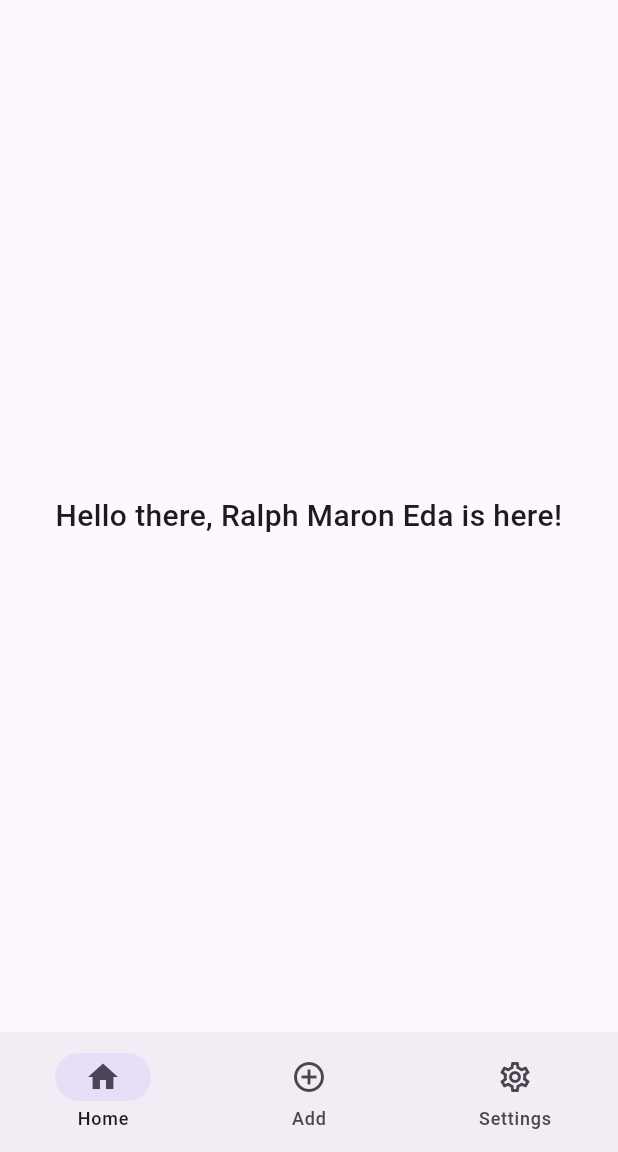
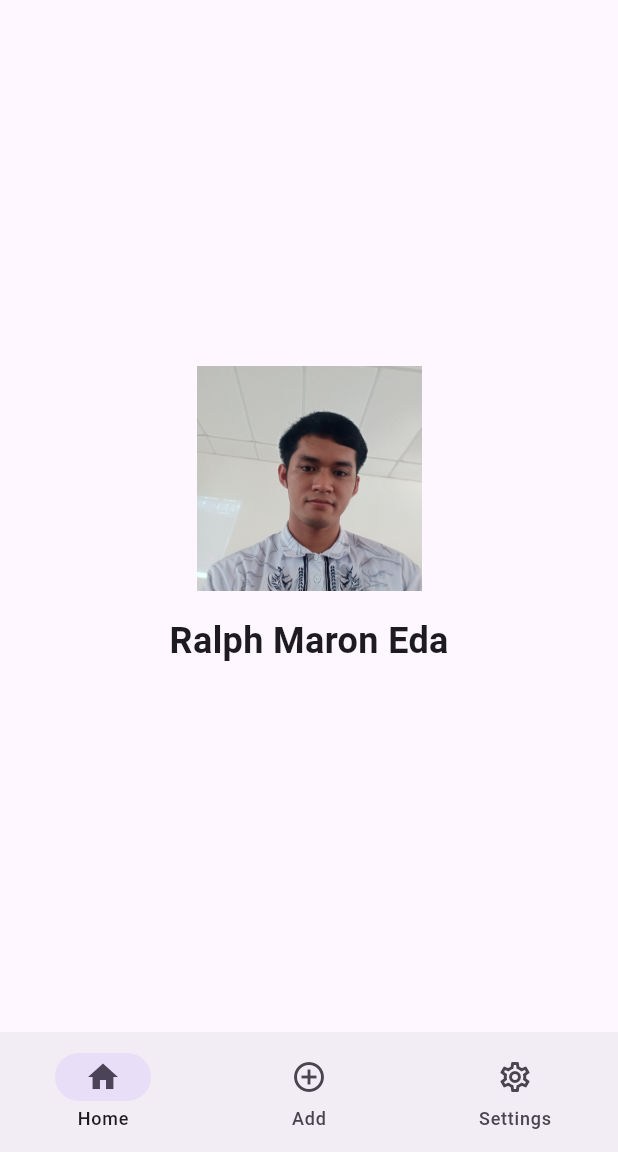
Before and after one commit to ralphmarondev/GratitudeJar, a Flutter app: the screen it shows after launch, on a phone screen of 412 x 824 dp, the part 84-1236 px from its top. Run offline on Flutter 3.47's test engine with Material 3 defaults, Android fonts, the phone set to English and light mode, and no system bars; our stand-ins replace firebase_auth, firebase_core; accounts and stored records are empty.

Commit message:
add image and show image on home_screen

```diff
--- a/lib/screens/home_screen.dart
+++ b/lib/screens/home_screen.dart
@@ -48,11 +48,22 @@ class _HomeScreenState extends State<HomeScreen> {
           ),
         ],
       ),
-      body: const Center(
-        child: Text(
-          'Hello there, Ralph Maron Eda is here!',
-          style: TextStyle(fontSize: 20, fontWeight: FontWeight.w500),
-          textAlign: TextAlign.center,
+      body: Center(
+        child: Column(
+          mainAxisSize: MainAxisSize.min,
+          children: [
+            Image.asset(
+              'assets/images/ralphmaron.jpg',
+              width: 150,
+              height: 150,
+              fit: BoxFit.cover
+            ),
+            const SizedBox(height: 16),
+            const Text(
+              'Ralph Maron Eda',
+              style: TextStyle(fontSize: 24, fontWeight: FontWeight.bold),
+            ),
+          ],
         ),
       ),
     );
--- a/pubspec.yaml
+++ b/pubspec.yaml
@@ -21,3 +21,5 @@ dev_dependencies:
 
 flutter:
   uses-material-design: true
+  assets:
+    - assets/images/
```
Also changed, not shown: assets/images/ralphmaron.jpg (added).
